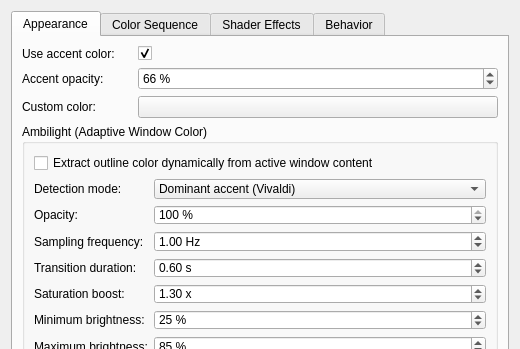
Old version of the form activewindowoutline_config.ui in the repository gmalinowski/LeapK; both pictures show x 0 to 520 and y 0 to 349 of the 520 by 666 pixel window.
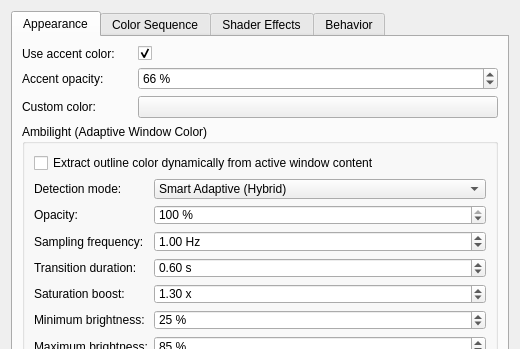
New version of the form. Custom widgets are drawn as their Qt base class.

Commit message: feat(ambilight): add Smart Adaptive hybrid mode as default and remove Vivaldi naming

```diff
--- a/activewindowoutline_config.ui
+++ b/activewindowoutline_config.ui
@@ -116,7 +116,12 @@
             </property>
             <item>
              <property name="text">
-              <string>Dominant accent (Vivaldi)</string>
+              <string>Smart Adaptive (Hybrid)</string>
+             </property>
+            </item>
+            <item>
+             <property name="text">
+              <string>Dominant accent</string>
              </property>
             </item>
             <item>
```
Left out of the diff: 2 changed lines with no effect on the pictures. The commit also changes 8 other files.
